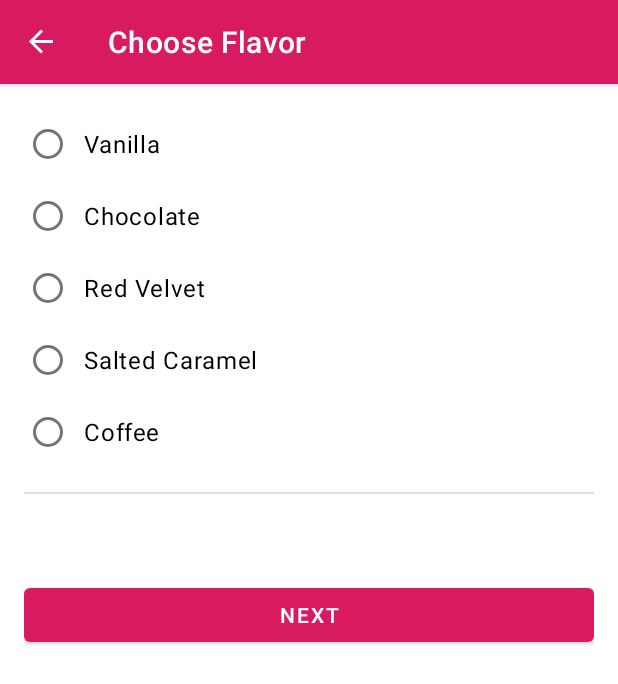
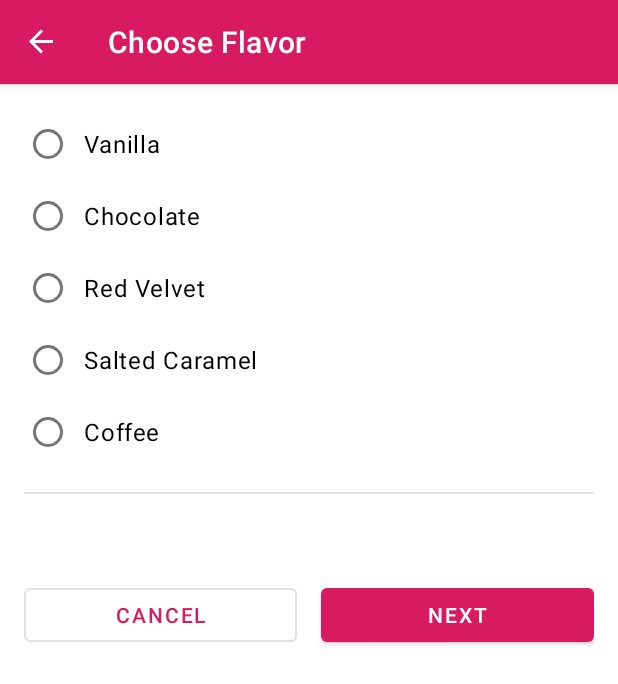
Before and after one commit to ps-noob/CupcakeApp, an Android app: the FlavorFragment screen opened through its navigation route, on a phone screen of 412 x 824 dp. Shown: the top 684 px of the screen. Run offline under Robolectric (Android 15) with nearby library versions, the phone set to English and light mode, and no system bars; our stand-ins replace data binding, navigation-ui; 2 statements that could not run were skipped.

Commit message:
Added layout for CANCEL button in all three fragments

```diff
--- a/app/src/main/res/layout/fragment_flavor.xml
+++ b/app/src/main/res/layout/fragment_flavor.xml
@@ -108,6 +108,17 @@
                 tools:text="Subtotal $5.00" />
 
             <Button
+                android:id="@+id/cancel_button"
+                style="?attr/materialButtonOutlinedStyle"
+                android:layout_width="0dp"
+                android:layout_height="wrap_content"
+                android:text="@string/cancel"
+                android:layout_marginEnd="@dimen/side_margin"
+                app:layout_constraintEnd_toStartOf="@id/next_button"
+                app:layout_constraintStart_toStartOf="parent"
+                app:layout_constraintTop_toTopOf="@id/next_button" />
+
+            <Button
                 android:id="@+id/next_button"
                 android:layout_width="0dp"
                 android:layout_height="wrap_content"
@@ -116,7 +127,7 @@
                 android:onClick="@{() -> flavorFragment.goToNextScreen()}"
                 app:layout_constraintBottom_toBottomOf="parent"
                 app:layout_constraintEnd_toEndOf="parent"
-                app:layout_constraintStart_toStartOf="parent"
+                app:layout_constraintStart_toEndOf="@id/cancel_button"
                 app:layout_constraintTop_toBottomOf="@id/subtotal" />
 
         </androidx.constraintlayout.widget.ConstraintLayout>
--- a/app/src/main/res/navigation/nav_graph.xml
+++ b/app/src/main/res/navigation/nav_graph.xml
@@ -35,6 +35,9 @@
         <action
             android:id="@+id/action_flavorFragment_to_pickupFragment"
             app:destination="@id/pickupFragment" />
+        <action
+            android:id="@+id/action_flavorFragment_to_startFragment"
+            app:destination="@id/startFragment" />
     </fragment>
     <fragment
         android:id="@+id/pickupFragment"
@@ -44,10 +47,17 @@
         <action
             android:id="@+id/action_pickupFragment_to_summaryFragment"
             app:destination="@id/summaryFragment" />
+        <action
+            android:id="@+id/action_pickupFragment_to_startFragment"
+            app:destination="@id/startFragment" />
     </fragment>
     <fragment
         android:id="@+id/summaryFragment"
         android:name="com.example.cupcake.SummaryFragment"
         android:label="@string/order_summary"
-        tools:layout="@layout/fragment_summary" />
+        tools:layout="@layout/fragment_summary" >
+        <action
+            android:id="@+id/action_summaryFragment_to_startFragment"
+            app:destination="@id/startFragment" />
+    </fragment>
 </navigation>
```
Also changed, not shown: app/src/main/res/layout/fragment_pickup.xml (+12 -1 lines), app/src/main/res/layout/fragment_summary.xml (+8 -0 lines).
